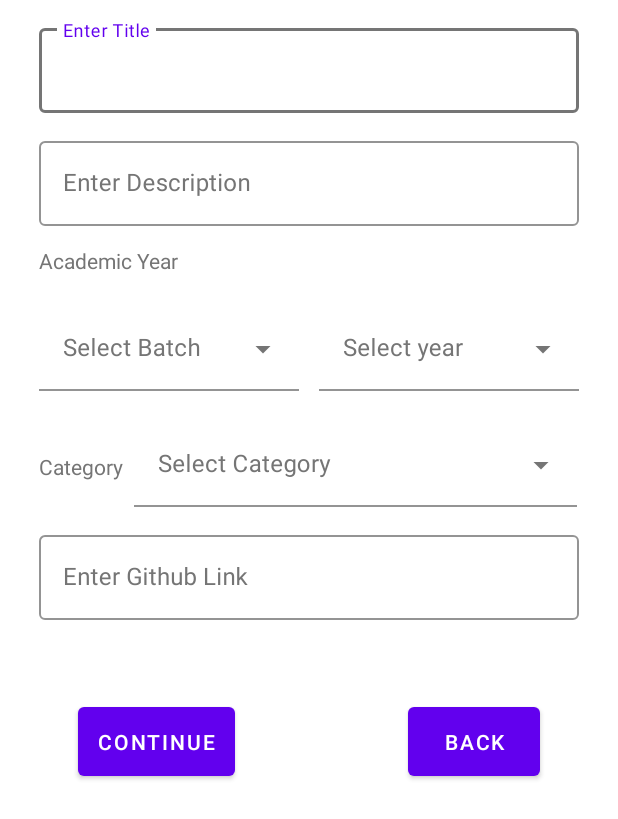
After one commit to MSajida/AndroidProject, an Android app: the layout activity_edit_project_activtiy.xml on its own in the app's theme, with its tools: preview values and no code run, on a phone screen of 412 x 824 dp. The commit adds this screen. Shown: the top 819 px of the screen. Run offline under Robolectric (Android 15) with nearby library versions, the phone set to English and light mode, and no system bars.

Commit message:
added color dependency

```diff
--- /dev/null
+++ b/App code/Studibook/app/src/main/res/layout/activity_edit_project_activtiy.xml
@@ -0,0 +1,296 @@
+<?xml version="1.0" encoding="utf-8"?>
+<ScrollView
+    xmlns:android="http://schemas.android.com/apk/res/android"
+    xmlns:app="http://schemas.android.com/apk/res-auto"
+    xmlns:tools="http://schemas.android.com/tools"
+    android:layout_width="match_parent"
+    android:background="@color/white"
+    android:paddingLeft="@dimen/_20sdp"
+    android:paddingRight="@dimen/_20sdp"
+    android:layout_height="match_parent"
+    >
+    <androidx.constraintlayout.widget.ConstraintLayout
+        android:layout_width="match_parent"
+        android:layout_height="match_parent">
+
+
+
+        <com.google.android.material.textfield.TextInputLayout
+            android:id="@+id/title_text_input"
+            android:layout_marginTop="@dimen/_10sdp"
+            style="@style/Widget.MaterialComponents.TextInputLayout.OutlinedBox"
+            android:layout_width="match_parent"
+            app:boxStrokeColor="#757575"
+            android:textColorHint="#757575"
+            app:layout_constraintTop_toTopOf="parent"
+            android:layout_height="wrap_content"
+            >
+
+            <com.google.android.material.textfield.TextInputEditText
+                android:id="@+id/id_enterTitle"
+                android:textColorHint="#757575"
+                android:textColor="@color/black"
+                android:layout_width="match_parent"
+                android:layout_height="wrap_content"
+                android:hint="Enter Title" />
+        </com.google.android.material.textfield.TextInputLayout>
+        <com.google.android.material.textfield.TextInputLayout
+            android:id="@+id/description_text_input"
+            android:layout_marginTop="@dimen/_10sdp"
+            style="@style/Widget.MaterialComponents.TextInputLayout.OutlinedBox"
+            android:layout_width="match_parent"
+            app:boxStrokeColor="#757575"
+            android:textColorHint="#757575"
+            app:layout_constraintTop_toBottomOf="@id/title_text_input"
+            android:layout_height="wrap_content"
+            >
+
+            <com.google.android.material.textfield.TextInputEditText
+                android:id="@+id/id_description"
+                android:layout_width="match_parent"
+                android:textColorHint="#757575"
+                android:textColor="@color/black"
+                android:layout_height="wrap_content"
+                android:hint="Enter Description" />
+        </com.google.android.material.textfield.TextInputLayout>
+
+        <TextView
+            android:layout_width="wrap_content"
+            android:text="Academic Year"
+            android:textColor="#757575"
+            app:layout_constraintLeft_toLeftOf="parent"
+            android:layout_marginTop="@dimen/_10sdp"
+            android:id="@+id/text_academicYear"
+            app:layout_constraintTop_toBottomOf="@id/description_text_input"
+            android:layout_height="wrap_content"/>
+
+        <LinearLayout
+            android:layout_width="match_parent"
+            android:layout_marginTop="@dimen/_8sdp"
+            android:id="@+id/layout_academic"
+            android:orientation="horizontal"
+            android:weightSum="2"
+            app:layout_constraintTop_toBottomOf="@id/text_academicYear"
+            android:layout_height="wrap_content">
+            <com.google.android.material.textfield.TextInputLayout
+                style="@style/Widget.MaterialComponents.TextInputLayout.FilledBox.ExposedDropdownMenu"
+                android:layout_width="match_parent"
+                android:layout_weight="1"
+                android:layout_height="wrap_content"
+                android:layout_marginTop="@dimen/_8sdp"
+                android:layout_marginRight="@dimen/_5sdp"
+                app:layout_constraintTop_toBottomOf="@id/text_academicYear"
+                android:hint="Select Batch"
+                app:endIconTint="#757575"
+                android:textColorHint="#757575"
+                android:orientation="horizontal"
+                >
+
+                <AutoCompleteTextView
+                    android:textColor="@color/black"
+                    android:id="@+id/id_selectbatch"
+                    android:layout_width="match_parent"
+                    android:layout_height="wrap_content"
+                    android:background="@color/white"
+                    android:backgroundTint="@color/white"
+                    android:inputType="none"/>
+
+            </com.google.android.material.textfield.TextInputLayout>
+            <com.google.android.material.textfield.TextInputLayout
+                android:layout_weight="1"
+                style="@style/Widget.MaterialComponents.TextInputLayout.FilledBox.ExposedDropdownMenu"
+                android:layout_width="match_parent"
+                android:layout_height="wrap_content"
+                android:layout_marginLeft="@dimen/_5sdp"
+                android:layout_marginTop="@dimen/_8sdp"
+                app:layout_constraintTop_toBottomOf="@id/text_academicYear"
+                android:hint="Select year"
+                app:endIconTint="#757575"
+
+                android:textColorHint="#757575"
+                android:orientation="horizontal"
+                >
+
+                <AutoCompleteTextView
+                    android:textColor="@color/black"
+                    android:id="@+id/id_selectyear"
+                    android:layout_width="match_parent"
+                    android:layout_height="wrap_content"
+                    android:background="@color/white"
+                    android:backgroundTint="@color/white"
+                    android:inputType="none"/>
+
+            </com.google.android.material.textfield.TextInputLayout>
+
+        </LinearLayout>
+        <LinearLayout
+            android:layout_width="match_parent"
+            android:layout_marginTop="@dimen/_8sdp"
+            android:id="@+id/layout_category"
+            android:orientation="horizontal"
+            android:weightSum="3"
+            app:layout_constraintTop_toBottomOf="@id/layout_academic"
+            android:layout_height="wrap_content">
+            <TextView
+                android:layout_width="wrap_content"
+                android:text="Category"
+                android:textColor="#757575"
+                app:layout_constraintLeft_toLeftOf="parent"
+                android:layout_marginTop="@dimen/_10sdp"
+                android:id="@+id/text_category"
+                android:gravity="center"
+                app:layout_constraintTop_toBottomOf="@id/layout_academic"
+                android:layout_height="match_parent"/>
+            <com.google.android.material.textfield.TextInputLayout
+                android:layout_weight="1"
+                app:boxStrokeColor="#757575"
+                style="@style/Widget.MaterialComponents.TextInputLayout.FilledBox.ExposedDropdownMenu"
+                android:layout_width="match_parent"
+                android:layout_marginRight="@dimen/_30sdp"
+                android:layout_height="wrap_content"
+                app:endIconTint="#757575"
+                android:layout_marginLeft="@dimen/_5sdp"
+                android:layout_marginTop="@dimen/_8sdp"
+                app:layout_constraintTop_toBottomOf="@id/text_academicYear"
+                android:hint="Select Category"
+                android:textColorHint="#757575"
+                android:orientation="horizontal"
+                >
+
+                <AutoCompleteTextView
+                    android:textColor="@color/black"
+                    android:id="@+id/id_selectcategory"
+                    android:layout_width="match_parent"
+                    android:layout_height="wrap_content"
+                    android:background="@color/white"
+                    android:textColorHint="#757575"
+                    android:backgroundTint="@color/white"
+                    android:inputType="none"/>
+
+            </com.google.android.material.textfield.TextInputLayout>
+
+        </LinearLayout>
+        <com.google.android.material.textfield.TextInputLayout
+            android:id="@+id/github_text_input"
+            android:layout_marginTop="@dimen/_10sdp"
+            style="@style/Widget.MaterialComponents.TextInputLayout.OutlinedBox"
+            android:layout_width="match_parent"
+            app:boxStrokeColor="#757575"
+            android:textColorHint="#757575"
+            app:layout_constraintTop_toBottomOf="@id/layout_category"
+            android:layout_height="wrap_content"
+            >
+
+            <com.google.android.material.textfield.TextInputEditText
+                android:id="@+id/id_entergithub"
+                android:textColorHint="#757575"
+                android:textColor="@color/black"
+                android:layout_width="match_parent"
+                android:layout_height="wrap_content"
+                android:hint="Enter Github Link" />
+        </com.google.android.material.textfield.TextInputLayout>
+
+        <TextView
+            android:layout_width="wrap_content"
+            android:text="Add Team Member"
+            android:visibility="gone"
+            android:id="@+id/text_addmember"
+            android:textColor="#757575"
+            app:layout_constraintLeft_toLeftOf="parent"
+            android:layout_marginTop="@dimen/_10sdp"
+            app:layout_constraintTop_toBottomOf="@id/github_text_input"
+            android:layout_height="wrap_content"/>
+
+        <com.google.android.material.textfield.TextInputLayout
+            android:id="@+id/name_text_input"
+            android:layout_marginTop="@dimen/_10sdp"
+            style="@style/Widget.MaterialComponents.TextInputLayout.OutlinedBox"
+            android:layout_width="match_parent"
+            app:boxStrokeColor="#757575"
+            android:textColorHint="#757575"
+            android:visibility="gone"
+
+            app:layout_constraintTop_toBottomOf="@id/text_addmember"
+            android:layout_height="wrap_content"
+            >
+
+            <com.google.android.material.textfield.TextInputEditText
+                android:id="@+id/id_entername"
+                android:layout_width="match_parent"
+                android:textColorHint="#757575"
+                android:textColor="@color/black"
+
+                android:layout_height="wrap_content"
+                android:hint="Enter Name" />
+        </com.google.android.material.textfield.TextInputLayout>
+
+        <com.google.android.material.textfield.TextInputLayout
+            android:id="@+id/sid_text_input"
+            android:layout_marginTop="@dimen/_6sdp"
+            android:visibility="gone"
+
+            style="@style/Widget.MaterialComponents.TextInputLayout.OutlinedBox"
+            android:layout_width="match_parent"
+            android:textColorHint="#757575"
+            app:boxStrokeColor="#757575"
+            app:layout_constraintTop_toBottomOf="@id/name_text_input"
+            android:layout_height="wrap_content"
+            >
+
+            <com.google.android.material.textfield.TextInputEditText
+                android:id="@+id/id_enterSid"
+                android:textColorHint="#757575"
+                android:textColor="@color/black"
+                android:layout_width="match_parent"
+                android:layout_height="wrap_content"
+                android:hint="Enter SID" />
+        </com.google.android.material.textfield.TextInputLayout>
+        <com.google.android.material.textfield.TextInputLayout
+            android:id="@+id/email_text_input"
+            android:layout_marginTop="@dimen/_6sdp"
+            style="@style/Widget.MaterialComponents.TextInputLayout.OutlinedBox"
+            android:layout_width="match_parent"
+            app:boxStrokeColor="#757575"
+            android:visibility="gone"
+
+            android:textColorHint="#757575"
+            app:layout_constraintTop_toBottomOf="@id/sid_text_input"
+            android:layout_height="wrap_content"
+            >
+
+            <com.google.android.material.textfield.TextInputEditText
+                android:id="@+id/id_enterEmail"
+                android:textColorHint="#757575"
+                android:textColor="@color/black"
+                android:layout_width="match_parent"
+                android:layout_height="wrap_content"
+                android:hint="Enter Mail" />
+        </com.google.android.material.textfield.TextInputLayout>
+
+        <Button
+            android:layout_width="wrap_content"
+            android:text="Continue"
+            android:padding="@dimen/_10sdp"
+            android:id="@+id/id_continue"
+            android:layout_marginLeft="@dimen/_20sdp"
+            android:layout_marginTop="@dimen/_40sdp"
+            app:layout_constraintTop_toBottomOf="@+id/email_text_input"
+            app:layout_constraintLeft_toLeftOf="parent"
+            android:layout_height="wrap_content"/>
+
+        <Button
+            android:layout_width="wrap_content"
+            android:text="back"
+            android:layout_marginRight="@dimen/_20sdp"
+            android:id="@+id/id_back"
+            android:padding="@dimen/_10sdp"
+            android:layout_marginTop="@dimen/_40sdp"
+            app:layout_constraintTop_toBottomOf="@+id/email_text_input"
+            app:layout_constraintRight_toRightOf="parent"
+            android:layout_height="wrap_content"/>
+
+
+    </androidx.constraintlayout.widget.ConstraintLayout>
+
+
+</ScrollView>
--- a/App code/Studibook/app/src/main/res/values/colors.xml
+++ b/App code/Studibook/app/src/main/res/values/colors.xml
@@ -7,6 +7,7 @@
     <color name="teal_700">#FF018786</color>
     <color name="black">#FF000000</color>
     <color name="white">#FFFFFFFF</color>
+    <color name="bg">#ADD8E6</color>
     <color name="colorPrimary">#024265</color>
     <color name="colorPrimaryDark">#024265</color>
     <color name="colorAccent">#05af9b</color>
```
